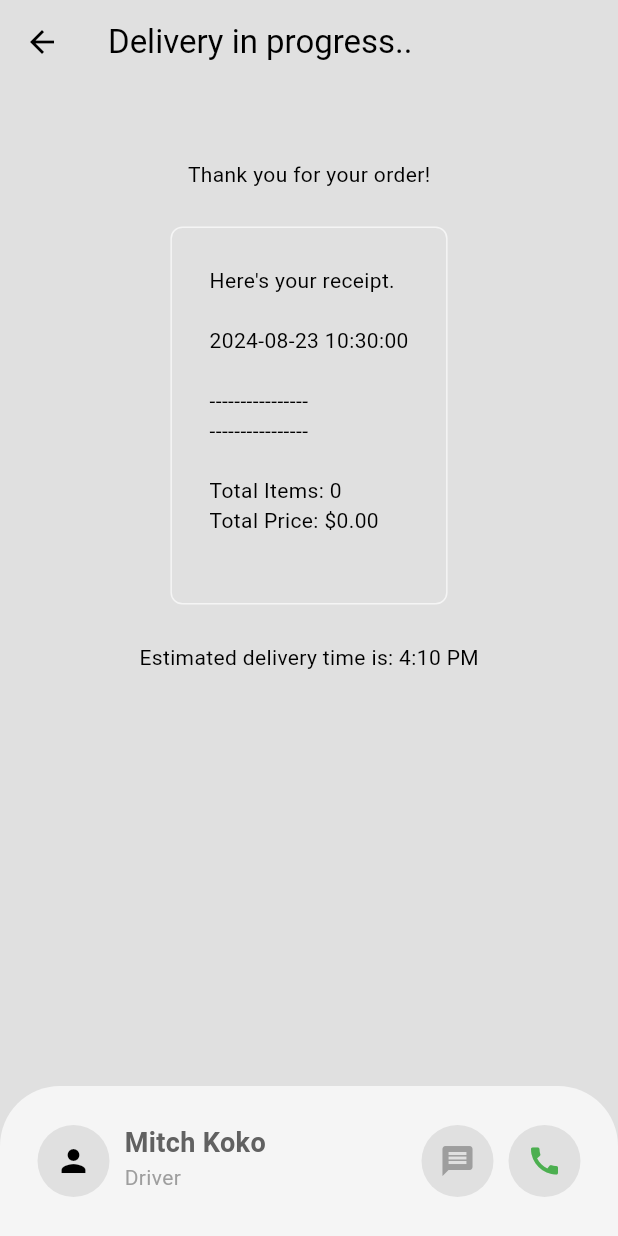
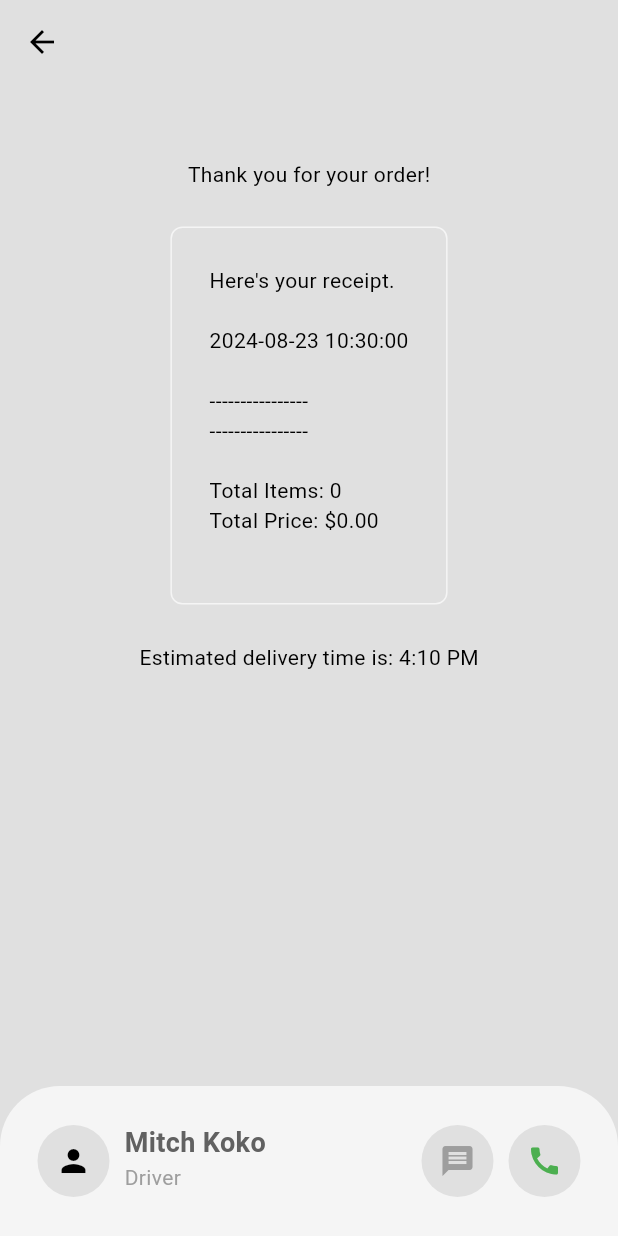
Before and after one commit to lucianopalharez/flutter_delivery_app, a Flutter app: the DeliveryProgressPage screen opened directly, on a phone screen of 412 x 824 dp. Run offline on Flutter 3.47's test engine with Material 3 defaults, Android fonts, the phone set to English and light mode, and no system bars; our stand-ins replace cloud_firestore, firebase_auth, firebase_core, flutter_credit_card; accounts and stored records are empty.

Commit message:
remove title DeliveryProgressPage

```diff
--- a/lib/pages/delivery_progress_page.dart
+++ b/lib/pages/delivery_progress_page.dart
@@ -13,7 +13,6 @@ class _DeliveryProgressPageState extends State<DeliveryProgressPage> {
   Widget build(BuildContext context) {
     return Scaffold(
       appBar: AppBar(
-        title: const Text('Delivery in progress..'),
         backgroundColor: Colors.transparent,
       ),
       bottomNavigationBar: _buildBottomNavBar(context),
```
